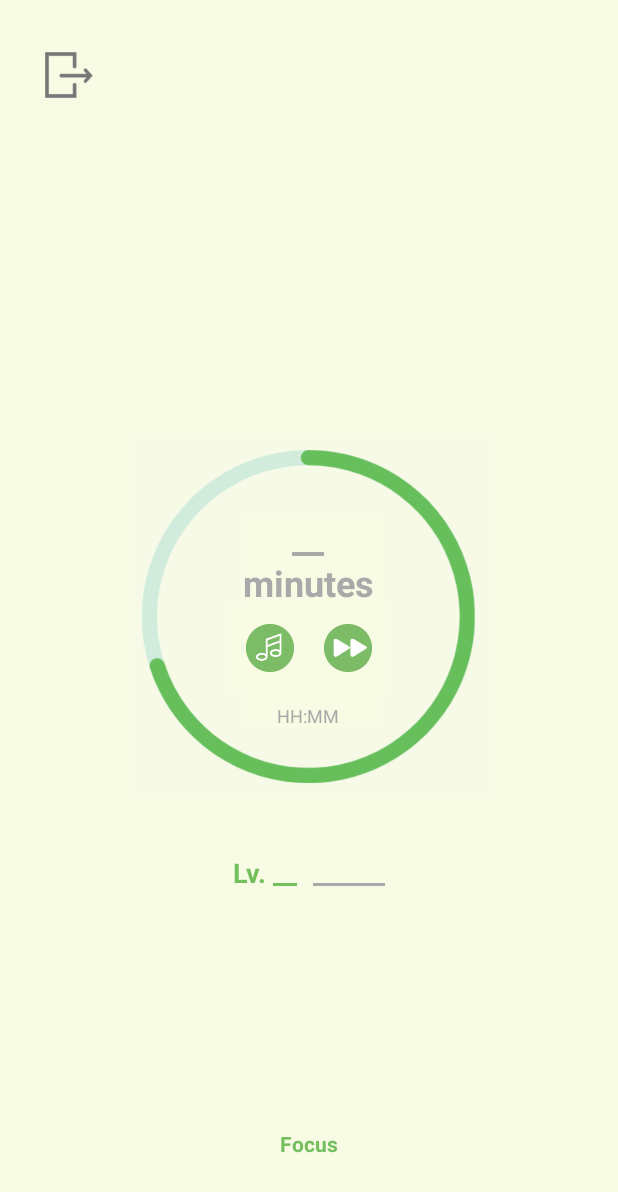
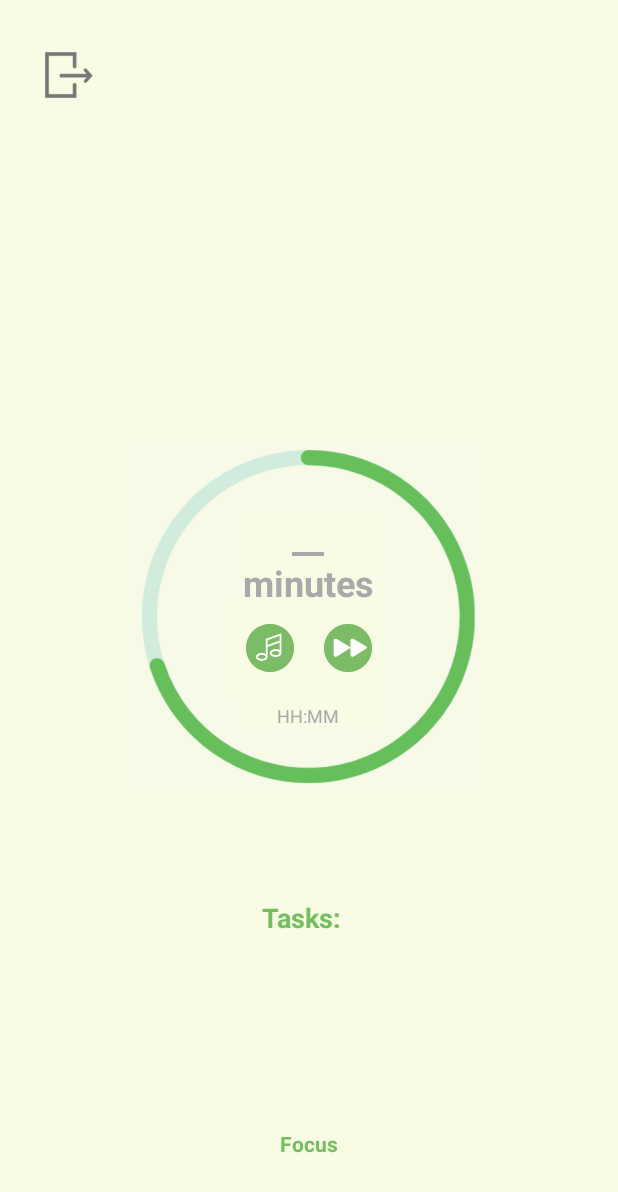
Before and after one commit to cechiu2/SiebelUnited, an Android app: the layout timer.xml on its own in the app's theme, with its tools: preview values and no code run, on a phone screen of 412 x 824 dp. Shown: the top 1192 px of the screen. Run offline under Robolectric (Android 15) with nearby library versions, the phone set to English and light mode, and no system bars.

Commit message:
added helper methods and tasklist

```diff
--- a/app/src/main/res/layout/homepage.xml
+++ b/app/src/main/res/layout/homepage.xml
@@ -229,6 +229,7 @@
                 android:buttonTint="#73BF5E"
                 android:checked="false"
                 android:text="Task1"
+                android:onClick="onCheckboxClicked"
                 android:textStyle="bold"
                 tools:layout_editor_absoluteY="400dp" />
 
@@ -242,6 +243,7 @@
                 android:checked="true"
                 android:text="Task2"
                 android:textStyle="bold"
+                android:onClick="onCheckboxClicked"
                 tools:layout_editor_absoluteY="400dp" />
 
             <CheckBox
@@ -253,6 +255,7 @@
                 android:buttonTint="#73BF5E"
                 android:checked="true"
                 android:text="Task3"
+                android:onClick="onCheckboxClicked"
                 android:textStyle="bold"
                 tools:layout_editor_absoluteY="400dp" />
 
--- a/app/src/main/res/layout/timer.xml
+++ b/app/src/main/res/layout/timer.xml
@@ -101,7 +101,7 @@
             android:layout_below="@id/timeleft"/>
 
         <LinearLayout
-            android:id="@+id/levelandname"
+            android:id="@+id/tasks"
             android:layout_width="match_parent"
             android:layout_height="200dp"
             android:gravity="center_horizontal"
@@ -110,25 +110,25 @@
             app:layout_constraintTop_toBottomOf="@+id/minuteslabel"
             tools:layout_editor_absoluteX="0dp">
             <TextView
-                android:id="@+id/level"
+                android:id="@+id/task_label"
                 android:layout_width="wrap_content"
                 android:layout_height="40dp"
-                android:layout_marginLeft="155dp"
+                android:layout_marginLeft="50dp"
                 android:gravity="center_vertical"
-                android:text="Lv. __"
+                android:text="Tasks:"
                 android:textColor="#73BF5E"
                 android:textSize="18sp"
                 android:layout_marginTop="70dp"
                 android:textStyle="bold"/>
 
             <TextView
-                android:id="@+id/name"
+                android:id="@+id/task_list"
                 android:layout_width="wrap_content"
-                android:layout_height="40dp"
+                android:layout_height="100dp"
                 android:layout_marginLeft="10dp"
-                android:layout_marginRight="155dp"
+                android:layout_marginRight="50dp"
                 android:gravity="center_vertical"
-                android:text="______"
+                android:text=""
                 android:textColor="#a9a9a9"
                 android:textSize="18sp"
                 android:layout_marginTop="70dp"
```
Also changed, not shown: app/src/main/java/siebelunited/cs465/illinois/edu/focus/MainActivity.java (+24 -0 lines).
